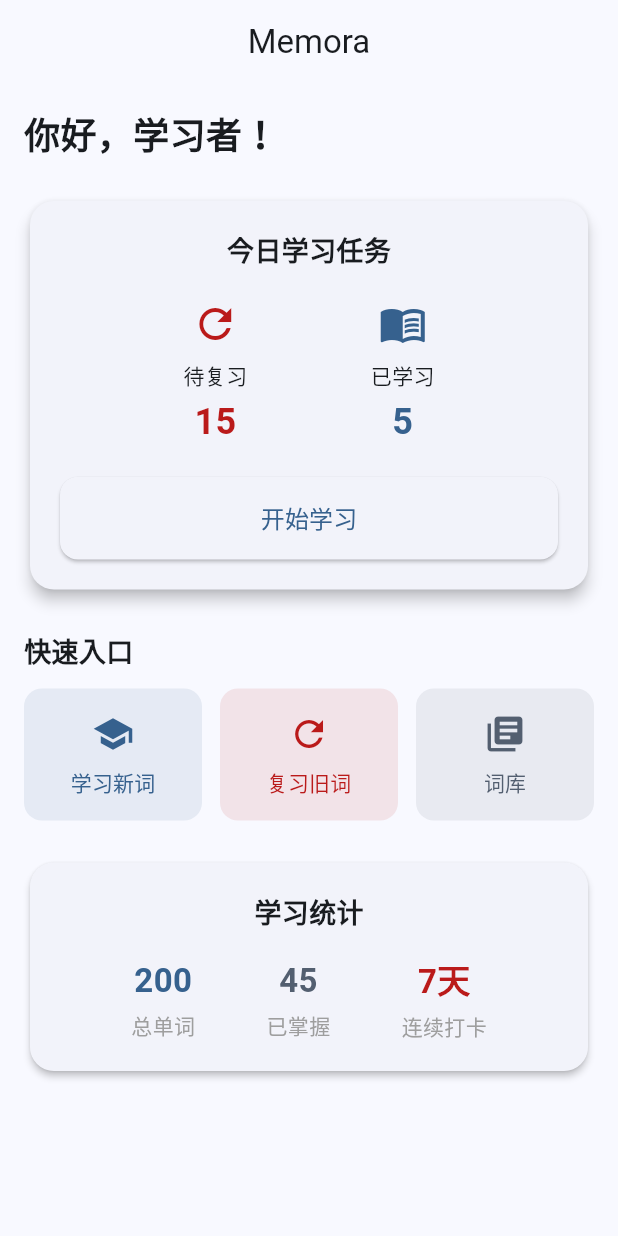
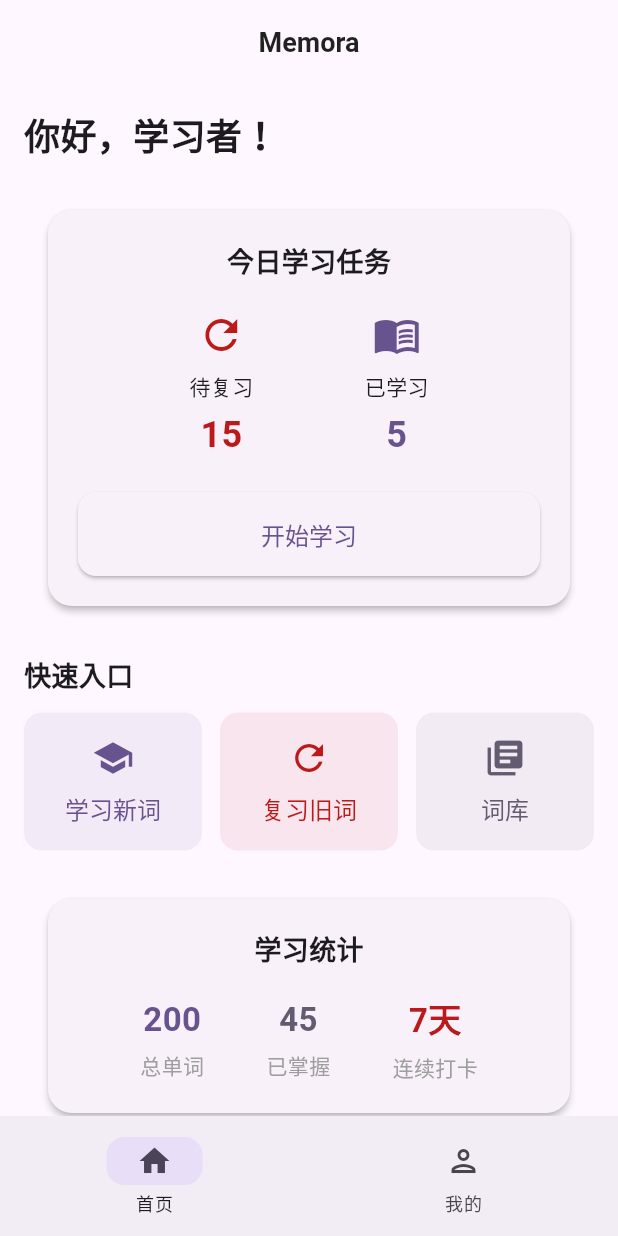
Before and after one commit to WENXXHH/Memora-, a Flutter app: the screen it shows after launch, on a phone screen of 412 x 824 dp. Run offline on Flutter 3.47's test engine with Material 3 defaults, Android fonts, the phone set to English and light mode, and no system bars; our stand-ins replace flutter_riverpod, freezed_annotation, get_it, go_router, injectable.

Commit message:
style: 应用Material 3主题并统一全局导航样式

```diff
--- a/lib/app/router.dart
+++ b/lib/app/router.dart
@@ -1,22 +1,32 @@
+import 'package:flutter/material.dart';
 import 'package:go_router/go_router.dart';
 import 'package:flutter_riverpod/flutter_riverpod.dart';
 import '../features/home/pages/home_screen.dart';
 import '../features/vocabulary/pages/word_list_page.dart';
 import '../features/vocabulary/pages/word_detail_page.dart';
+import '../features/learning/pages/learning_page.dart';
+import '../features/learning/state/learning_state.dart';
 import '../components/PlaceholderPage.dart';
 import '../data/models/word_model.dart';
-import '../features/learning/pages/learning_page.dart';
-import '../features/learning/state/learning_state.dart';
 
+/// 路由配置Provider
+///
+/// 使用 StatefulShellRoute 实现底部Tab导航，支持页面状态保持
+/// 遵循《Flutter项目规范v1.0》中路由规范要求
 final routerProvider = Provider<GoRouter>((ref) {
   return GoRouter(
-    initialLocation: '/',
+    initialLocation: '/home',
     routes: [
+      /// 单词详情页（全屏覆盖，无底部导航）
       GoRoute(
-        path: '/',
-        name: 'home',
-        builder: (context, state) => const HomeScreen(),
+        path: '/detail',
+        name: 'detail',
+        builder: (context, state) {
+          final word = state.extra as Word;
+          return WordDetailPage(word: word);
+        },
       ),
+      /// 学习页（全屏覆盖，无底部导航）
       GoRoute(
         path: '/learning',
         name: 'learning',
@@ -28,11 +38,7 @@ final routerProvider = Provider<GoRouter>((ref) {
           return LearningPage(wordBookId: wordBookId, mode: mode);
         },
       ),
-      GoRoute(
-        path: '/review',
-        name: 'review',
-        builder: (context, state) => const PlaceholderPage(title: '复习页'),
-      ),
+      /// 词库页（全屏覆盖，无底部导航）
       GoRoute(
         path: '/vocabulary',
         name: 'vocabulary',
@@ -42,14 +48,84 @@ final routerProvider = Provider<GoRouter>((ref) {
           return WordListPage(wordBookId: wordBookId, title: title);
         },
       ),
-      GoRoute(
-        path: '/detail',
-        name: 'detail',
-        builder: (context, state) {
-          final word = state.extra as Word;
-          return WordDetailPage(word: word);
+      /// 底部Tab导航壳路由
+      ///
+      /// 使用 StatefulShellRoute.indexedStack 保持页面状态
+      /// 包含两个分支：首页和我的
+      StatefulShellRoute.indexedStack(
+        builder: (context, state, navigationShell) {
+          return _BottomNavigationShell(navigationShell: navigationShell);
         },
+        branches: [
+          /// 首页分支
+          StatefulShellBranch(
+            routes: [
+              GoRoute(
+                path: '/home',
+                name: 'home',
+                builder: (context, state) => const HomeScreen(),
+              ),
+            ],
+          ),
+          /// 我的分支（占位，第5周完善）
+          StatefulShellBranch(
+            routes: [
+              GoRoute(
+                path: '/profile',
+                name: 'profile',
+                builder: (context, state) => const PlaceholderPage(title: '我的'),
+              ),
+            ],
+          ),
+        ],
       ),
     ],
   );
 });
+
+/// 底部导航壳组件
+///
+/// 封装 StatefulNavigationShell，提供统一的底部Tab栏
+/// 使用 Material 3 NavigationBar 组件
+class _BottomNavigationShell extends StatelessWidget {
+  const _BottomNavigationShell({
+    required this.navigationShell,
+  });
+
+  /// StatefulNavigationShell 实例，用于管理底部导航状态
+  final StatefulNavigationShell navigationShell;
+
+  @override
+  Widget build(BuildContext context) {
+    return Scaffold(
+      // 页面内容区域
+      body: navigationShell,
+      // 底部导航栏
+      bottomNavigationBar: NavigationBar(
+        // 当前选中的Tab索引
+        selectedIndex: navigationShell.currentIndex,
+        // Tab切换回调
+        onDestinationSelected: (index) {
+          navigationShell.goBranch(
+            index,
+            // 如果点击当前Tab，则刷新页面
+            initialLocation: index == navigationShell.currentIndex,
+          );
+        },
+        // 导航目标（首页和我的）
+        destinations: const [
+          NavigationDestination(
+            icon: Icon(Icons.home_outlined),
+            selectedIcon: Icon(Icons.home),
+            label: '首页',
+          ),
+          NavigationDestination(
+            icon: Icon(Icons.person_outlined),
+            selectedIcon: Icon(Icons.person),
+            label: '我的',
+          ),
+        ],
+      ),
+    );
+  }
+}
--- /dev/null
+++ b/lib/app/theme.dart
@@ -0,0 +1,91 @@
+import 'package:flutter/material.dart';
+
+/// 全局主题配置
+///
+/// 基于 Material 3 设计语言，统一管理应用的颜色、字体、间距等视觉要素
+/// 遵循《Flutter项目规范v1.0》中 UI规范章节要求
+class AppTheme {
+  /// 主色种子
+  ///
+  /// 选择紫色系，传达记忆、智慧和专注的品牌核心价值
+  /// 紫色与"Memora"（Memory）名字语义契合度最高，在背单词App市场中具有独特性
+  static const Color seedColor = Color(0xFF7C3AED);
+
+  /// 亮色主题
+  ///
+  /// 包含统一的 AppBar、导航栏、按钮、卡片和文字样式
+  static ThemeData lightTheme = ThemeData(
+    useMaterial3: true,
+    colorScheme: ColorScheme.fromSeed(
+      seedColor: seedColor,
+      brightness: Brightness.light,
+    ),
+    appBarTheme: AppBarTheme(
+      centerTitle: true,
+      elevation: 0,
+      scrolledUnderElevation: 0,
+      foregroundColor: Color(0xFF7C3AED),
+      titleTextStyle: TextStyle(
+        fontSize: 18,
+        fontWeight: FontWeight.w600,
+        color: Colors.black87,
+      ),
+    ),
+    navigationBarTheme: NavigationBarThemeData(
+      elevation: 0,
+      labelBehavior: NavigationDestinationLabelBehavior.alwaysShow,
+      indicatorShape: RoundedRectangleBorder(
+        borderRadius: BorderRadius.circular(12),
+      ),
+    ),
+    elevatedButtonTheme: ElevatedButtonThemeData(
+      style: ElevatedButton.styleFrom(
+        shape: RoundedRectangleBorder(
+          borderRadius: BorderRadius.circular(12),
+        ),
+        padding: const EdgeInsets.symmetric(horizontal: 24, vertical: 12),
+        textStyle: const TextStyle(
+          fontSize: 16,
+          fontWeight: FontWeight.w500,
+        ),
+      ),
+    ),
+    cardTheme: CardThemeData(
+      elevation: 0,
+      shape: RoundedRectangleBorder(
+        borderRadius: BorderRadius.circular(16),
+      ),
+      margin: const EdgeInsets.symmetric(horizontal: 16, vertical: 8),
+    ),
+    textTheme: TextTheme(
+      bodyLarge: TextStyle(fontSize: 16, height: 1.5),
+      bodyMedium: TextStyle(fontSize: 14, height: 1.5),
+      bodySmall: TextStyle(fontSize: 12, height: 1.4),
+      headlineMedium: TextStyle(fontSize: 24, fontWeight: FontWeight.bold),
+      headlineSmall: TextStyle(fontSize: 20, fontWeight: FontWeight.w600),
+      titleLarge: TextStyle(fontSize: 18, fontWeight: FontWeight.w600),
+      titleMedium: TextStyle(fontSize: 16, fontWeight: FontWeight.w500),
+      titleSmall: TextStyle(fontSize: 14, fontWeight: FontWeight.w500),
+    ),
+  );
+
+  /// 暗色主题（预留，第8周UI优化阶段完善）
+  ///
+  /// 与亮色主题共享主色种子，保证品牌一致性
+  static ThemeData darkTheme = ThemeData(
+    useMaterial3: true,
+    colorScheme: ColorScheme.fromSeed(
+      seedColor: seedColor,
+      brightness: Brightness.dark,
+    ),
+    appBarTheme: const AppBarTheme(
+      centerTitle: true,
+      elevation: 0,
+      scrolledUnderElevation: 0,
+    ),
+    navigationBarTheme: const NavigationBarThemeData(
+      elevation: 0,
+      labelBehavior: NavigationDestinationLabelBehavior.alwaysShow,
+    ),
+  );
+}
--- a/lib/components/PlaceholderPage.dart
+++ b/lib/components/PlaceholderPage.dart
@@ -17,8 +17,8 @@ class PlaceholderPage extends StatelessWidget {
             Text(title),
             const SizedBox(height: 16),
             ElevatedButton(
-              onPressed: () => context.pop(),
-              child: const Text('返回'),
+              onPressed: () => context.go('/home'),
+              child: const Text('返回首页'),
             ),
           ],
         ),
--- a/lib/features/home/widgets/quick_actions.dart
+++ b/lib/features/home/widgets/quick_actions.dart
@@ -87,7 +87,7 @@ class _ActionButton extends StatelessWidget {
       child: ElevatedButton(
         onPressed: onPressed,
         style: ElevatedButton.styleFrom(
-          backgroundColor: color.withValues(alpha: 0.1), // 浅色背景（10%透明度）
+          backgroundColor: color.withValues(alpha: 0.08), // 浅色背景（8%透明度），更柔和自然
           foregroundColor: color, // 文字和图标使用主题色
           padding: const EdgeInsets.symmetric(vertical: 16), // 垂直内边距
           shape: RoundedRectangleBorder(borderRadius: BorderRadius.circular(12)), // 圆角
--- a/lib/features/home/widgets/today_task_card.dart
+++ b/lib/features/home/widgets/today_task_card.dart
@@ -25,7 +25,7 @@ class TodayTaskCard extends StatelessWidget {
 
     // 使用 Card 组件实现卡片效果，包含阴影和圆角
     return Card(
-      elevation: 4, // 阴影深度，值越大阴影越明显
+      elevation: 2, // 轻微阴影，更现代感
       shape: RoundedRectangleBorder(
         borderRadius: BorderRadius.circular(16), // 圆角半径
       ),
@@ -34,7 +34,7 @@ class TodayTaskCard extends StatelessWidget {
         child: Column(
           // 垂直布局：标题 → 任务项 → 按钮
           children: [
-            // 卡片标题
+            // 卡片标题，使用黑色更自然
             const Text(
               '今日学习任务',
               style: TextStyle(
--- a/lib/features/learning/widgets/word_learning_card.dart
+++ b/lib/features/learning/widgets/word_learning_card.dart
@@ -1,15 +1,15 @@
 import 'package:flutter/material.dart';
 import '../../../data/models/word_model.dart';
 
-/// Word learning card widget
+/// 单词学习卡片组件
 ///
-/// Displays word details including:
-/// - Word spelling (large, bold)
-/// - Phonetic (italic, gray)
-/// - Multi-part-of-speech definitions
-/// - Example sentences (italic, gray)
+/// 显示单词详细信息，包括：
+/// - 单词拼写（大号加粗）
+/// - 音标（斜体灰色）
+/// - 多词性释义
+/// - 例句（斜体灰色）
 ///
-/// Pure presentation component (StatelessWidget), no business logic
+/// 纯展示组件（StatelessWidget），不含业务逻辑
 class WordLearningCard extends StatelessWidget {
   final Word word;
 
@@ -30,7 +30,7 @@ class WordLearningCard extends StatelessWidget {
         child: Column(
           crossAxisAlignment: CrossAxisAlignment.start,
           children: [
-            // Word + Phonetic
+            // 单词 + 音标
             Row(
               children: [
                 Text(
@@ -53,9 +53,9 @@ class WordLearningCard extends StatelessWidget {
             ),
             const SizedBox(height: 20),
 
-            // Definitions section
+            // 释义区域
             const Text(
-              'Definition',
+              '释义',
               style: TextStyle(fontWeight: FontWeight.bold),
             ),
             const SizedBox(height: 8),
@@ -70,11 +70,11 @@ class WordLearningCard extends StatelessWidget {
                   ),
                 )),
 
-            // Examples section (if available)
+            // 例句区域（如果有）
             if (word.example.isNotEmpty) ...[
               const SizedBox(height: 16),
               const Text(
-                'Examples',
+                '例句',
                 style: TextStyle(fontWeight: FontWeight.bold),
               ),
               const SizedBox(height: 8),
--- a/lib/main.dart
+++ b/lib/main.dart
@@ -2,6 +2,7 @@ import 'package:flutter/material.dart';
 import 'package:flutter_riverpod/flutter_riverpod.dart';
 import 'package:memora/services/dependency_injection.dart';
 import 'package:memora/app/router.dart';
+import 'package:memora/app/theme.dart';
 
 /// 应用入口函数
 ///
@@ -21,6 +22,7 @@ void main() {
 /// 应用根组件
 ///
 /// 使用 ConsumerWidget 监听路由配置，通过 MaterialApp.router 配置路由
+/// 接入全局主题配置 AppTheme.lightTheme
 class MyApp extends ConsumerWidget {
   const MyApp({super.key});
 
@@ -31,13 +33,12 @@ class MyApp extends ConsumerWidget {
 
     return MaterialApp.router(
       title: 'Memora',
-      theme: ThemeData(
-        // 使用 Material 3 主题
-        colorScheme: ColorScheme.fromSeed(seedColor: Colors.blue),
-        useMaterial3: true,
-      ),
+      // 使用全局主题配置中的亮色主题
+      theme: AppTheme.lightTheme,
       // 使用 GoRouter 配置路由
       routerConfig: router,
+      // 隐藏调试横幅
+      debugShowCheckedModeBanner: false,
     );
   }
 }
```
Also changed, not shown: lib/features/learning/controller/learning_controller.dart (+17 -17 lines), lib/features/learning/pages/learning_page.dart (+25 -25 lines), lib/features/learning/state/learning_state.dart (+19 -19 lines), lib/features/learning/widgets/feedback_button.dart (+9 -9 lines).
